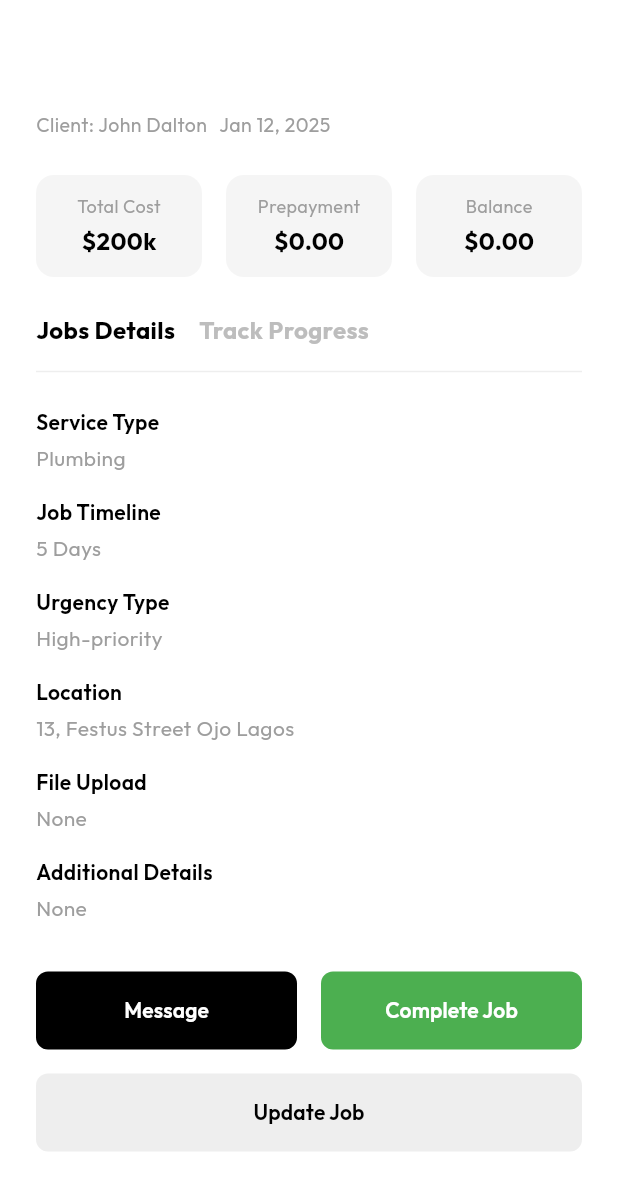
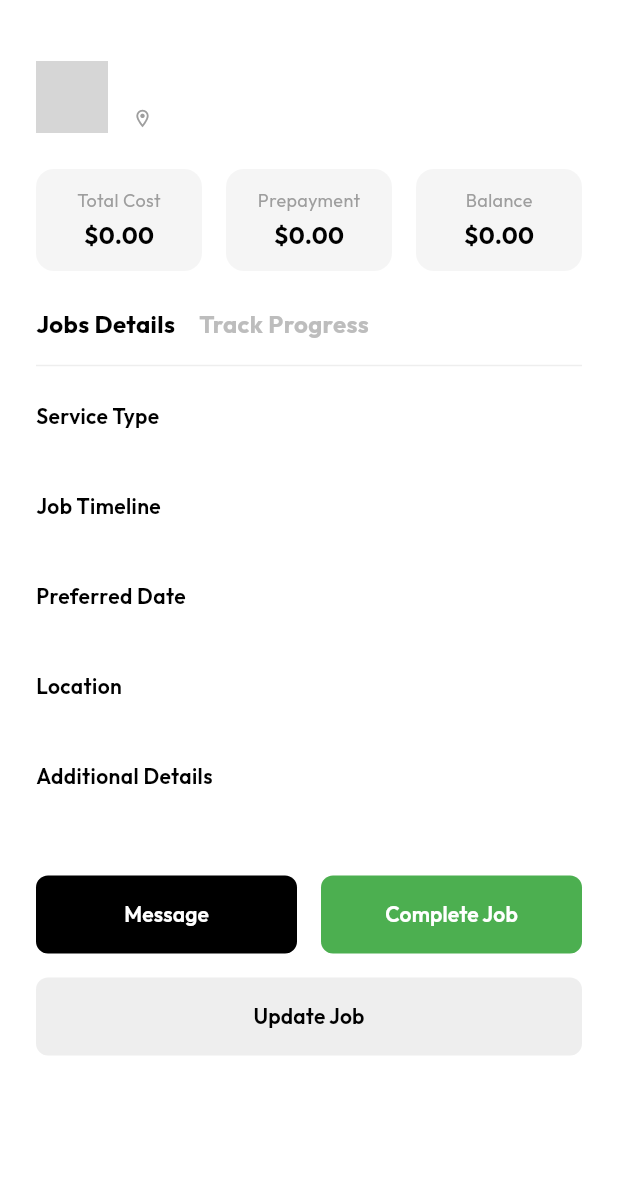
Before and after one commit to skillspay/skillpay_app, a Flutter app: the HistoryJobDetailsScreen screen opened directly with empty values, on a phone screen of 412 x 824 dp, the part 59-1236 px from its top. Run offline on Flutter 3.47's test engine with Material 3 defaults, Android fonts, the phone set to English and light mode, and no system bars; our stand-ins replace flutter_dotenv, geocoding, geolocator, google_fonts, image_picker, local_auth and 2 more; accounts and stored records are empty; network calls fail; grey boxes are pictures that could not be loaded.

Commit message:
Fixed hardcoded proposal contents and timeline

```diff
--- a/skillpay_workers/lib/models/booking_model.dart
+++ b/skillpay_workers/lib/models/booking_model.dart
@@ -12,6 +12,10 @@ class BookingModel {
   // Embedded relations
   final String? jobTitle;
   final String? jobAddress;
+  final String? jobDescription;
+  final String? jobTimeline;
+  final String? jobPreferredDate;
+  final String? jobCategoryName;
   final double? amount; // from application price
   final String? homeownerName;
   final String? homeownerPhoto;
@@ -27,6 +31,10 @@ class BookingModel {
     required this.createdAt,
     this.jobTitle,
     this.jobAddress,
+    this.jobDescription,
+    this.jobTimeline,
+    this.jobPreferredDate,
+    this.jobCategoryName,
     this.amount,
     this.homeownerName,
     this.homeownerPhoto,
@@ -54,6 +62,10 @@ class BookingModel {
           : DateTime.now(),
       jobTitle: jobObj?['title']?.toString(),
       jobAddress: jobObj?['address']?.toString(),
+      jobDescription: jobObj?['description']?.toString(),
+      jobTimeline: jobObj?['timeline']?.toString(),
+      jobPreferredDate: jobObj?['preferredDate']?.toString(),
+      jobCategoryName: jobObj?['category']?['name']?.toString(),
       amount: double.tryParse(applicationObj?['price']?.toString() ?? ''),
       homeownerName: homeownerObj?['fullName']?.toString() ?? homeownerObj?['full_name']?.toString(),
       homeownerPhoto: homeownerObj?['profilePhoto']?.toString(),
--- a/skillpay_workers/lib/models/job_model.dart
+++ b/skillpay_workers/lib/models/job_model.dart
@@ -7,6 +7,7 @@ class JobModel {
   final String address;
   final double budget;
   final String? preferredDate;
+  final String? timeline;
   final String status;
   final int applicationCount;
   final String? categoryId;
@@ -28,6 +29,7 @@ class JobModel {
     required this.address,
     required this.budget,
     this.preferredDate,
+    this.timeline,
     required this.status,
     required this.applicationCount,
     this.categoryId,
@@ -53,6 +55,7 @@ class JobModel {
       address: map['address']?.toString() ?? '',
       budget: double.tryParse(map['budget']?.toString() ?? '0') ?? 0.0,
       preferredDate: map['preferredDate']?.toString() ?? map['preferred_date']?.toString(),
+      timeline: map['timeline']?.toString(),
       status: map['status']?.toString() ?? 'PENDING',
       applicationCount: (map['applicationCount'] as int?) ?? (map['application_count'] as int?) ?? 0,
       categoryId: categoryObj?['id']?.toString() ?? map['categoryId']?.toString(),
--- a/skillpay_workers/lib/screens/history_job_details_screen.dart
+++ b/skillpay_workers/lib/screens/history_job_details_screen.dart
@@ -2,15 +2,15 @@ import 'package:flutter/material.dart';
 import 'history_chat_screen.dart';
 import 'update_job_screen.dart';
 
+import '../models/booking_model.dart';
+
 class HistoryJobDetailsScreen extends StatelessWidget {
-  final String jobId;
-  final String status;
+  final BookingModel booking;
   final Color statusColor;
 
   const HistoryJobDetailsScreen({
     super.key,
-    required this.jobId,
-    required this.status,
+    required this.booking,
     required this.statusColor,
   });
 
@@ -175,37 +175,44 @@ class HistoryJobDetailsScreen extends StatelessWidget {
           child: Column(
             crossAxisAlignment: CrossAxisAlignment.start,
             children: [
-              // Header Status
+              // Client Header Info
               Row(
-                mainAxisAlignment: MainAxisAlignment.spaceBetween,
-                crossAxisAlignment: CrossAxisAlignment.start,
                 children: [
+                  CircleAvatar(
+                    radius: 24,
+                    backgroundColor: Colors.grey[200],
+                    backgroundImage: booking.homeownerPhoto != null
+                        ? NetworkImage(booking.homeownerPhoto!)
+                        : null,
+                    child: booking.homeownerPhoto == null
+                        ? const Icon(Icons.person, color: Colors.grey, size: 24)
+                        : null,
+                  ),
+                  const SizedBox(width: 16),
                   Expanded(
                     child: Column(
                       crossAxisAlignment: CrossAxisAlignment.start,
                       children: [
                         Text(
-                          jobId,
-                          style: const TextStyle(
-                            fontSize: 20,
-                            fontWeight: FontWeight.bold,
-                          ),
+                          booking.homeownerName ?? 'Client',
+                          style: const TextStyle(fontSize: 18, fontWeight: FontWeight.bold),
                         ),
                         const SizedBox(height: 4),
                         Row(
                           children: [
-                            const Text(
-                              'Client: John Dalton',
-                              style: TextStyle(color: Colors.grey, fontSize: 13),
-                            ),
-                            const SizedBox(width: 8),
-                            const Text(
-                              'Jan 12, 2025',
-                              style: TextStyle(color: Colors.grey, fontSize: 13),
+                            const Icon(Icons.location_on_outlined, color: Colors.grey, size: 14),
+                            const SizedBox(width: 4),
+                            Expanded(
+                              child: Text(
+                                booking.jobAddress ?? 'Location not specified',
+                                style: const TextStyle(color: Colors.grey, fontSize: 13),
+                                maxLines: 1,
+                                overflow: TextOverflow.ellipsis,
+                              ),
                             ),
                             const SizedBox(width: 8),
                             Text(
-                              status,
+                              booking.status,
                               style: TextStyle(color: statusColor, fontSize: 13, fontWeight: FontWeight.bold),
                             ),
                           ],
@@ -221,11 +228,11 @@ class HistoryJobDetailsScreen extends StatelessWidget {
               // Financials Row
               Row(
                 children: [
-                  Expanded(child: _buildFinancialBox('Total Cost', '\$200k')),
+                  Expanded(child: _buildFinancialBox('Total Cost', '\$${booking.amount?.toStringAsFixed(2) ?? '0.00'}')),
                   const SizedBox(width: 16),
                   Expanded(child: _buildFinancialBox('Prepayment', '\$0.00')),
                   const SizedBox(width: 16),
-                  Expanded(child: _buildFinancialBox('Balance', '\$0.00')),
+                  Expanded(child: _buildFinancialBox('Balance', '\$${booking.amount?.toStringAsFixed(2) ?? '0.00'}')),
                 ],
               ),
 
@@ -259,17 +266,15 @@ class HistoryJobDetailsScreen extends StatelessWidget {
               const SizedBox(height: 16),
 
               // Details List
-              _buildDetailItem('Service Type', 'Plumbing'),
+              _buildDetailItem('Service Type', booking.jobCategoryName ?? 'Unknown'),
               const SizedBox(height: 16),
-              _buildDetailItem('Job Timeline', '5 Days'),
+              _buildDetailItem('Job Timeline', booking.jobTimeline ?? 'Not specified'),
               const SizedBox(height: 16),
-              _buildDetailItem('Urgency Type', 'High-priority'),
+              _buildDetailItem('Preferred Date', booking.jobPreferredDate ?? 'Flexible'),
               const SizedBox(height: 16),
-              _buildDetailItem('Location', '13, Festus Street Ojo Lagos'),
+              _buildDetailItem('Location', booking.jobAddress ?? 'Not specified'),
               const SizedBox(height: 16),
-              _buildDetailItem('File Upload', 'None'),
-              const SizedBox(height: 16),
-              _buildDetailItem('Additional Details', 'None'),
+              _buildDetailItem('Additional Details', booking.jobDescription ?? 'None'),
 
               const SizedBox(height: 32),
 
--- a/skillpay_workers/lib/screens/history_tab.dart
+++ b/skillpay_workers/lib/screens/history_tab.dart
@@ -199,8 +199,7 @@ class _HistoryTabState extends State<HistoryTab> {
           context,
           MaterialPageRoute(
             builder: (context) => HistoryJobDetailsScreen(
-              jobId: booking.id, // using booking ID or job ID? Usually booking ID for history details
-              status: booking.status,
+              booking: booking,
               statusColor: statusColor,
             ),
           ),
--- a/skillpay_workers/lib/screens/submit_proposal_screen.dart
+++ b/skillpay_workers/lib/screens/submit_proposal_screen.dart
@@ -199,7 +199,7 @@ class _SubmitProposalScreenState extends State<SubmitProposalScreen> {
                   onPressed: () {
                     Navigator.push(
                       context,
-                      MaterialPageRoute(builder: (context) => const EditProposalScreen()),
+                      MaterialPageRoute(builder: (context) => EditProposalScreen(profileData: _profileData)),
                     ).then((_) => _fetchProfileData());
                   },
                   style: OutlinedButton.styleFrom(
```
Also changed, not shown: skillpay_workers/lib/screens/edit_proposal_screen.dart (+43 -31 lines), skillpay_workers/lib/screens/job_details_screen.dart (+15 -0 lines), 1 other file.
